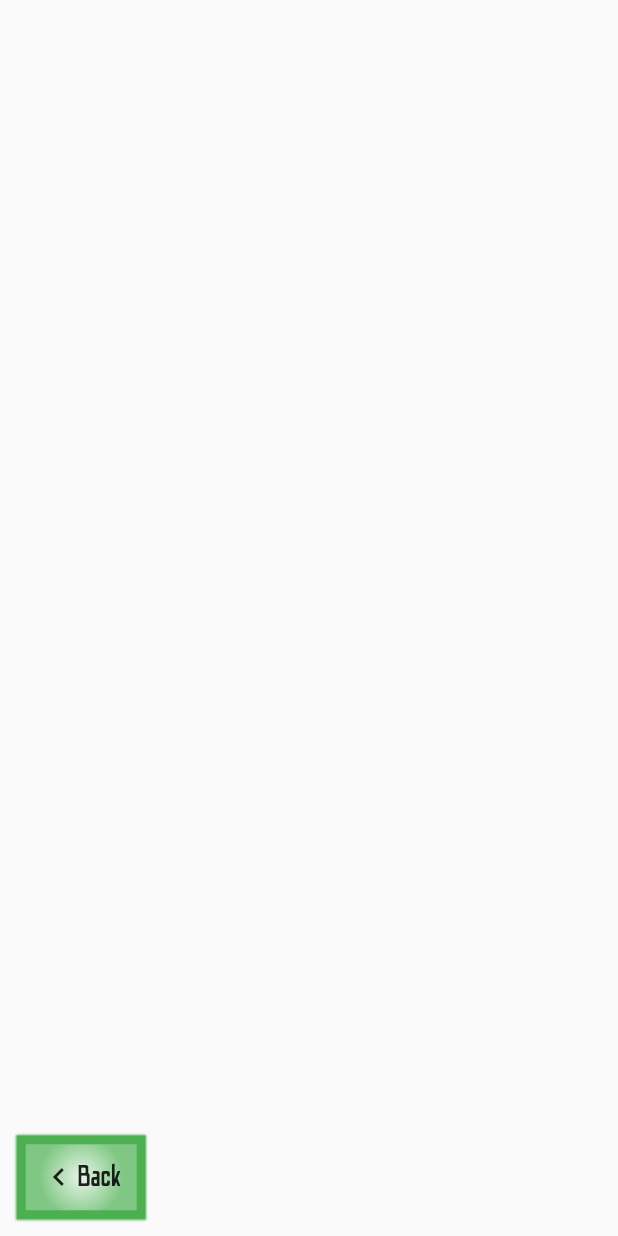
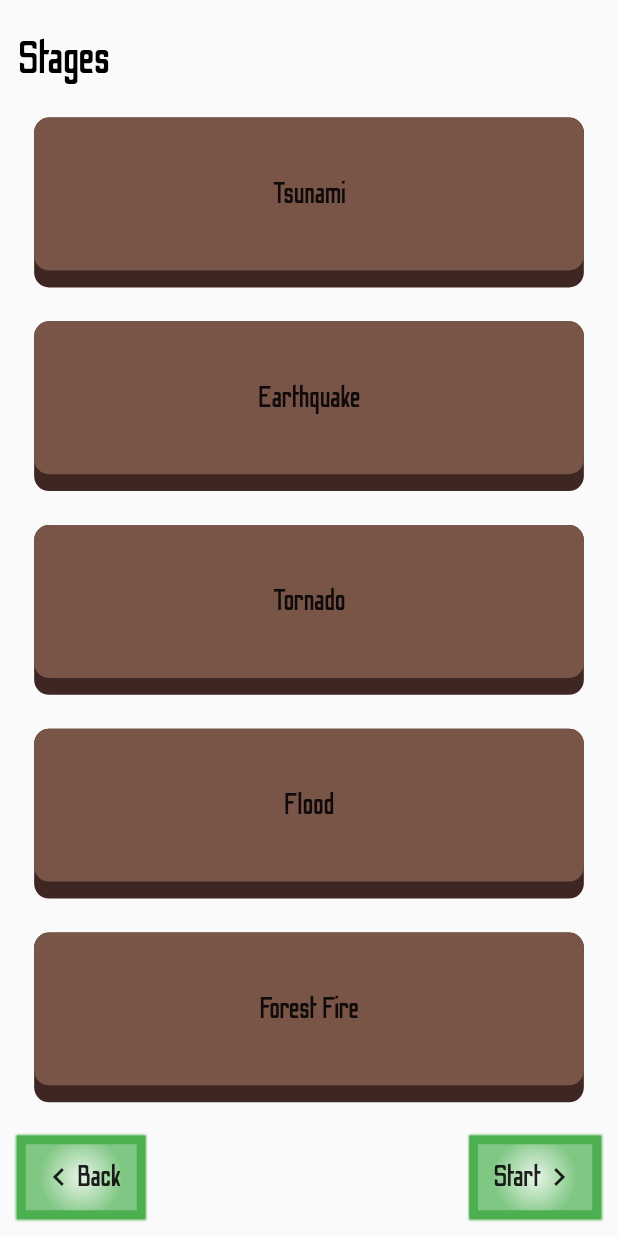
Before and after one commit to sanjay-rb/Natural_Disaster, a Flutter app: the screen it shows after launch, after a tap on "Next", on a phone screen of 412 x 824 dp. Run offline on Flutter 3.47's test engine with Material 2 defaults, Android fonts, the phone set to English and light mode, and no system bars; our stand-ins replace shared_preferences; missing offline and left inert: flame, flame_audio.

Commit message:
Provider to hight score and new stage screen.

```diff
--- a/lib/main.dart
+++ b/lib/main.dart
@@ -1,13 +1,14 @@
 import 'package:flame/flame.dart';
 import 'package:flutter/material.dart';
-import 'package:natural_disaster/screen/stage_screen.dart';
-import 'package:natural_disaster/widget/fade_page_route.dart';
-import 'package:natural_disaster/widget/left_right_route.dart';
 import 'package:provider/provider.dart';
 
 import './screen/splash_screen.dart';
 import './screen/home_screen.dart';
+import './screen/stage_screen.dart';
 import './provider/character_list_provider.dart';
+import './provider/highscore_provider.dart';
+import './widget/routes/left_right_route.dart';
+import './widget/routes/fade_page_route.dart';
 
 Future<void> main() async {
   WidgetsFlutterBinding.ensureInitialized();
@@ -17,6 +18,9 @@ Future<void> main() async {
     MultiProvider(
       providers: [
         ChangeNotifierProvider<CharacterList>(create: (_) => CharacterList()),
+        ChangeNotifierProvider<HighScore>(
+          create: (_) => HighScore(),
+        ),
       ],
       builder: (ctx, w) => NaturalDisasterApp(),
     ),
@@ -46,6 +50,11 @@ class NaturalDisasterApp extends StatelessWidget {
             fontFamily: "OdibeeSans",
             fontSize: 25,
           ),
+          headline1: TextStyle(
+            fontFamily: "OdibeeSans",
+            fontSize: 30,
+            color: Colors.black,
+          ),
         ),
       ),
       initialRoute: SpalshScreen.routeName,
--- /dev/null
+++ b/lib/provider/highscore_provider.dart
@@ -0,0 +1,18 @@
+import 'package:flutter/foundation.dart';
+
+class HighScore with ChangeNotifier {
+  int _totalRun = 0;
+  int _totalCoins = 0;
+
+  int get totalRun => this._totalRun;
+  int get totalCoins => this._totalCoins;
+  set totalRun(value) {
+    this._totalRun = value;
+    notifyListeners();
+  }
+
+  set totalCoins(value) {
+    this._totalCoins = value;
+    notifyListeners();
+  }
+}
--- a/lib/screen/home_screen.dart
+++ b/lib/screen/home_screen.dart
@@ -109,9 +109,18 @@ class _HomeScreenState extends State<HomeScreen> {
                   ),
                 ),
               ),
-              Align(
-                alignment: Alignment.bottomRight,
-                child: CustomTextButton(
+              Row(
+                children: [
+                  CustomTextButton(
+                    onTap: () {
+                      // TODO : Create Credits Page.....
+                    },
+                    text: "Credits",
+                    icon: Icons.face,
+                    isIconFirst: true,
+                  ),
+                  Spacer(),
+                  CustomTextButton(
                     onTap: () {
                       Navigator.of(context)
                           .pushNamed(StageScreen.routeName, arguments: widget);
@@ -120,17 +129,7 @@ class _HomeScreenState extends State<HomeScreen> {
                     icon: Icons.navigate_next,
                     isIconFirst: false,
                   ),
-              ),
-              Align(
-                alignment: Alignment.bottomLeft,
-                child: CustomTextButton(
-                  onTap: () {
-                    // TODO : Create Crrdits Page.....
-                  },
-                  text: "Credits",
-                  icon: Icons.face,
-                  isIconFirst: true,
-                ),
+                ],
               ),
             ],
           ),
--- a/lib/screen/splash_screen.dart
+++ b/lib/screen/splash_screen.dart
@@ -39,6 +39,7 @@ class _SpalshScreenState extends State<SpalshScreen> {
   void init() async {
     FlameAudio.bgm.initialize();
     await FlameAudio.bgm.loadAll(['bgm.mp3']);
+    await FlameAudio.audioCache.loadAll(['click.mp3']);
     setState(() {
       _progress += (totalSounds / totalAsset);
     });
--- a/lib/screen/stage_screen.dart
+++ b/lib/screen/stage_screen.dart
@@ -1,10 +1,21 @@
 import 'package:flutter/material.dart';
 import 'package:natural_disaster/constants/responsiveness.dart';
 import 'package:natural_disaster/widget/custom_text_btn.dart';
+import 'package:natural_disaster/widget/stage_items.dart';
 
 class StageScreen extends StatelessWidget {
   static const routeName = '/stage';
   const StageScreen({Key? key}) : super(key: key);
+  static const stageList = [
+    'Tsunami',
+    'Earthquake',
+    'Tornado',
+    'Flood',
+    'Forest Fire',
+    'Volcano',
+    'Corona',
+    'Comming soon....'
+  ];
 
   @override
   Widget build(BuildContext context) {
@@ -12,11 +23,28 @@ class StageScreen extends StatelessWidget {
       body: Container(
         padding: EdgeInsets.all(Responsiveness.width(10)),
         child: Column(
+          crossAxisAlignment: CrossAxisAlignment.start,
           children: [
-            Spacer(),
-            Align(
-              alignment: Alignment.bottomLeft,
-              child: CustomTextButton(
+            Padding(
+              padding: EdgeInsets.symmetric(
+                vertical: Responsiveness.height(10),
+              ),
+              child: Text(
+                "Stages",
+                style: Theme.of(context).textTheme.headline1,
+              ),
+            ),
+            Expanded(
+              child: ListView.builder(
+                itemCount: stageList.length,
+                itemBuilder: (_, index) => StageItems(
+                  stage: stageList[index],
+                ),
+              ),
+            ),
+            Row(
+              children: [
+                CustomTextButton(
                   onTap: () {
                     Navigator.of(context).pop();
                   },
@@ -24,7 +52,17 @@ class StageScreen extends StatelessWidget {
                   icon: Icons.navigate_before,
                   isIconFirst: true,
                 ),
-            )
+                Spacer(),
+                CustomTextButton(
+                  onTap: () {
+                    // TODO : Start game....
+                  },
+                  text: "Start",
+                  icon: Icons.navigate_next,
+                  isIconFirst: false,
+                ),
+              ],
+            ),
           ],
         ),
       ),
--- a/lib/widget/home_header.dart
+++ b/lib/widget/home_header.dart
@@ -1,5 +1,6 @@
 import 'package:flame_audio/flame_audio.dart';
 import 'package:flutter/material.dart';
+import 'package:natural_disaster/provider/highscore_provider.dart';
 import 'package:provider/provider.dart';
 import 'package:shared_preferences/shared_preferences.dart';
 
@@ -68,16 +69,18 @@ class _HomeHeaderState extends State<HomeHeader> {
           Expanded(
             child: Padding(
               padding: const EdgeInsets.only(left: 8.0),
-              child: Column(
+              child: Consumer<HighScore>(
+                builder: (_, hs, child) => Column(
                   crossAxisAlignment: CrossAxisAlignment.start,
                   children: [
                     Text(
-                    "Total Runs : 1500 km",
+                      "Total Runs : ${hs.totalRun} km",
                     ),
                     Text(
-                    "Coins : 10000",
+                      "Coins : ${hs.totalCoins}",
                     ),
                   ],
+                ),
               ),
             ),
           ),
--- /dev/null
+++ b/lib/widget/stage_items.dart
@@ -0,0 +1,46 @@
+import 'package:flutter/material.dart';
+import 'package:natural_disaster/constants/game_audios.dart';
+import 'package:natural_disaster/constants/responsiveness.dart';
+
+class StageItems extends StatelessWidget {
+  final stage;
+  const StageItems({Key? key, this.stage}) : super(key: key);
+
+  @override
+  Widget build(BuildContext context) {
+    return InkWell(
+      onTap: () {
+        GameAudio.tapSound();
+      },
+      child: Stack(
+        children: [
+          Padding(
+            padding: EdgeInsets.all(Responsiveness.height(10.0)),
+            child: Container(
+              decoration: BoxDecoration(
+                color: Colors.brown.shade900,
+                borderRadius: BorderRadius.circular(10),
+              ),
+              width: Responsiveness.screenSize.width,
+              height: Responsiveness.height(100),
+            ),
+          ),
+          Padding(
+            padding: EdgeInsets.all(Responsiveness.height(10.0)),
+            child: Container(
+              decoration: BoxDecoration(
+                color: Colors.brown,
+                borderRadius: BorderRadius.circular(10),
+              ),
+              width: Responsiveness.screenSize.width,
+              height: Responsiveness.height(90),
+              child: Center(
+                child: Text(stage),
+              ),
+            ),
+          ),
+        ],
+      ),
+    );
+  }
+}
```
Also changed, not shown: lib/widget/routes/fade_page_route.dart (renamed from lib/widget/fade_page_route.dart), lib/widget/routes/left_right_route.dart (renamed from lib/widget/left_right_route.dart). Lines whose indentation alone changed are shown as unchanged.
